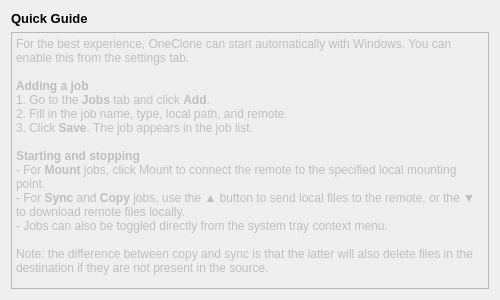
This is src/wizard/SetupWizardPage3.ui in duri93/OneClone as Qt 5 draws it before an edit. The edited form follows.
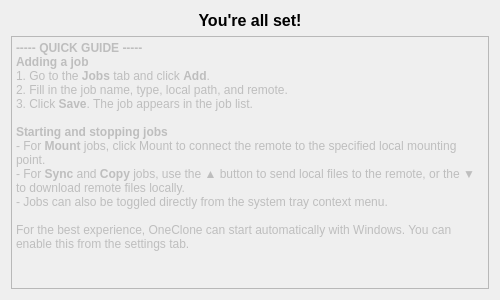
This is the edited form.

Commit message: Added wizard spash page

Diff of the .ui file:
```diff
--- a/src/wizard/SetupWizardPage3.ui
+++ b/src/wizard/SetupWizardPage3.ui
@@ -17,7 +17,7 @@
    <item>
     <widget class="QLabel" name="label">
      <property name="text">
-      <string>&lt;html&gt;&lt;head/&gt;&lt;body&gt;&lt;p&gt;&lt;span style=&quot; font-size:10pt; font-weight:700;&quot;&gt;Quick Guide&lt;/span&gt;&lt;/p&gt;&lt;/body&gt;&lt;/html&gt;</string>
+      <string>&lt;html&gt;&lt;head/&gt;&lt;body&gt;&lt;p align=&quot;center&quot;&gt;&lt;span style=&quot; font-size:12pt; font-weight:700;&quot;&gt;You're all set!&lt;/span&gt;&lt;/p&gt;&lt;/body&gt;&lt;/html&gt;</string>
      </property>
     </widget>
    </item>
@@ -34,19 +34,18 @@
 li.unchecked::marker { content: &quot;\2610&quot;; }
 li.checked::marker { content: &quot;\2612&quot;; }
 &lt;/style&gt;&lt;/head&gt;&lt;body style=&quot; font-family:'Segoe UI'; font-size:9pt; font-weight:400; font-style:normal;&quot;&gt;
-&lt;p style=&quot; margin-top:0px; margin-bottom:0px; margin-left:0px; margin-right:0px; -qt-block-indent:0; text-indent:0px;&quot;&gt;For the best experience, OneClone can start automatically with Windows. You can enable this from the settings tab.&lt;/p&gt;
-&lt;p style=&quot;-qt-paragraph-type:empty; margin-top:0px; margin-bottom:0px; margin-left:0px; margin-right:0px; -qt-block-indent:0; text-indent:0px;&quot;&gt;&lt;br /&gt;&lt;/p&gt;
+&lt;p style=&quot; margin-top:0px; margin-bottom:0px; margin-left:0px; margin-right:0px; -qt-block-indent:0; text-indent:0px;&quot;&gt;&lt;span style=&quot; font-weight:700;&quot;&gt;----- QUICK GUIDE -----&lt;/span&gt;&lt;/p&gt;
 &lt;p style=&quot; margin-top:0px; margin-bottom:0px; margin-left:0px; margin-right:0px; -qt-block-indent:0; text-indent:0px;&quot;&gt;&lt;span style=&quot; font-weight:700;&quot;&gt;Adding a job&lt;/span&gt;&lt;/p&gt;
 &lt;p style=&quot; margin-top:0px; margin-bottom:0px; margin-left:0px; margin-right:0px; -qt-block-indent:0; text-indent:0px;&quot;&gt;1. Go to the &lt;span style=&quot; font-weight:700;&quot;&gt;Jobs&lt;/span&gt; tab and click &lt;span style=&quot; font-weight:700;&quot;&gt;Add&lt;/span&gt;.&lt;/p&gt;
 &lt;p style=&quot; margin-top:0px; margin-bottom:0px; margin-left:0px; margin-right:0px; -qt-block-indent:0; text-indent:0px;&quot;&gt;2. Fill in the job name, type, local path, and remote.&lt;/p&gt;
 &lt;p style=&quot; margin-top:0px; margin-bottom:0px; margin-left:0px; margin-right:0px; -qt-block-indent:0; text-indent:0px;&quot;&gt;3. Click &lt;span style=&quot; font-weight:700;&quot;&gt;Save&lt;/span&gt;. The job appears in the job list.&lt;/p&gt;
 &lt;p style=&quot;-qt-paragraph-type:empty; margin-top:0px; margin-bottom:0px; margin-left:0px; margin-right:0px; -qt-block-indent:0; text-indent:0px;&quot;&gt;&lt;br /&gt;&lt;/p&gt;
-&lt;p style=&quot; margin-top:0px; margin-bottom:0px; margin-left:0px; margin-right:0px; -qt-block-indent:0; text-indent:0px;&quot;&gt;&lt;span style=&quot; font-weight:700;&quot;&gt;Starting and stopping&lt;/span&gt;&lt;/p&gt;
+&lt;p style=&quot; margin-top:0px; margin-bottom:0px; margin-left:0px; margin-right:0px; -qt-block-indent:0; text-indent:0px;&quot;&gt;&lt;span style=&quot; font-weight:700;&quot;&gt;Starting and stopping jobs&lt;/span&gt;&lt;/p&gt;
 &lt;p style=&quot; margin-top:0px; margin-bottom:0px; margin-left:0px; margin-right:0px; -qt-block-indent:0; text-indent:0px;&quot;&gt;- For &lt;span style=&quot; font-weight:700;&quot;&gt;Mount&lt;/span&gt; jobs, click Mount to connect the remote to the specified local mounting point.&lt;/p&gt;
 &lt;p style=&quot; margin-top:0px; margin-bottom:0px; margin-left:0px; margin-right:0px; -qt-block-indent:0; text-indent:0px;&quot;&gt;- For &lt;span style=&quot; font-weight:700;&quot;&gt;Sync&lt;/span&gt; and &lt;span style=&quot; font-weight:700;&quot;&gt;Copy&lt;/span&gt; jobs, use the ▲ button to send local files to the remote, or the ▼ to download remote files locally.&lt;/p&gt;
 &lt;p style=&quot; margin-top:0px; margin-bottom:0px; margin-left:0px; margin-right:0px; -qt-block-indent:0; text-indent:0px;&quot;&gt;- Jobs can also be toggled directly from the system tray context menu.&lt;/p&gt;
 &lt;p style=&quot;-qt-paragraph-type:empty; margin-top:0px; margin-bottom:0px; margin-left:0px; margin-right:0px; -qt-block-indent:0; text-indent:0px;&quot;&gt;&lt;br /&gt;&lt;/p&gt;
-&lt;p style=&quot; margin-top:0px; margin-bottom:0px; margin-left:0px; margin-right:0px; -qt-block-indent:0; text-indent:0px;&quot;&gt;Note: the difference between copy and sync is that the latter will also delete files in the destination if they are not present in the source.&lt;/p&gt;&lt;/body&gt;&lt;/html&gt;</string>
+&lt;p style=&quot; margin-top:0px; margin-bottom:0px; margin-left:0px; margin-right:0px; -qt-block-indent:0; text-indent:0px;&quot;&gt;For the best experience, OneClone can start automatically with Windows. You can enable this from the settings tab.&lt;/p&gt;&lt;/body&gt;&lt;/html&gt;</string>
      </property>
     </widget>
    </item>
```
The commit also changes 9 other files.
